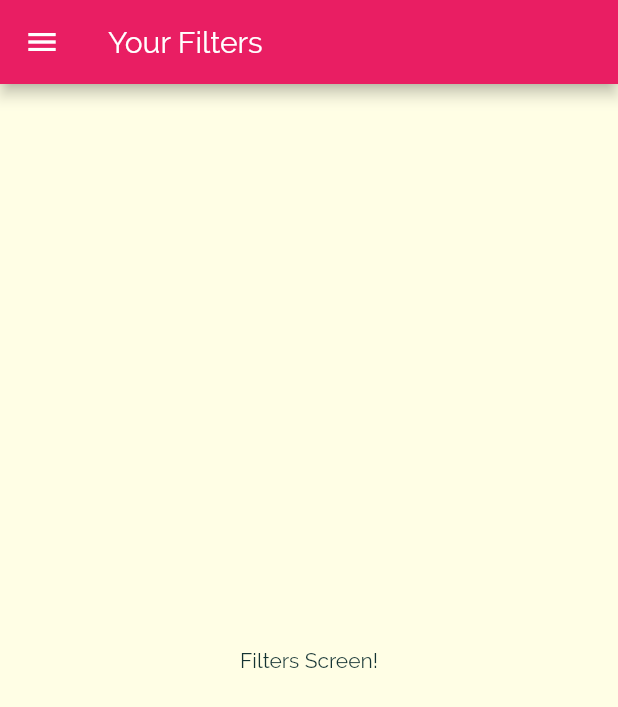
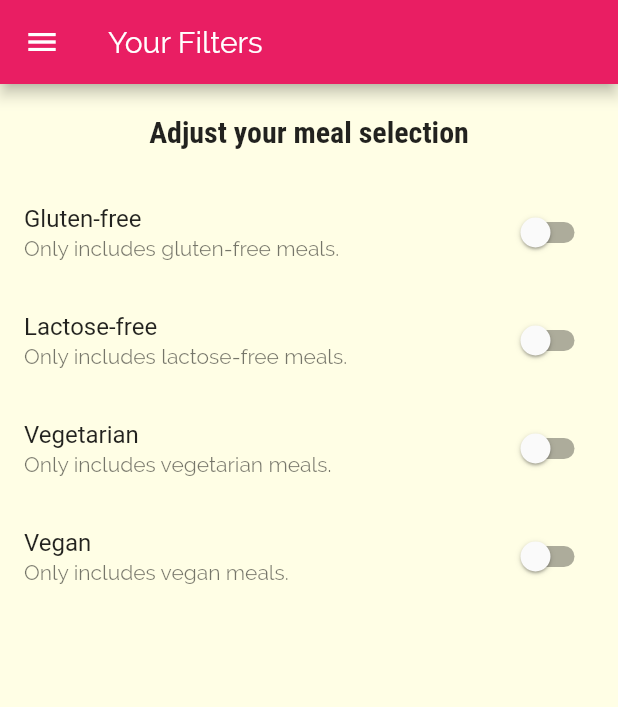
Before and after one commit to DanielLCintra/flutter_meals_app, a Flutter app: the FiltersScreen screen opened by its route, on a phone screen of 412 x 824 dp. Shown: the top 707 px of the screen. Run offline on Flutter 3.47's test engine with Material 2 defaults, Android fonts, the phone set to English and light mode, and no system bars.

Commit message:
Tela de filtros

```diff
--- a/lib/screens/filtersScreen.dart
+++ b/lib/screens/filtersScreen.dart
@@ -1,8 +1,34 @@
 import 'package:flutter/material.dart';
 import '../widgets/mainDrawer.dart';
 
-class FiltersScreen extends StatelessWidget {
+class FiltersScreen extends StatefulWidget {
   static const routeName = 'filters';
+
+  @override
+  _FiltersScreenState createState() => _FiltersScreenState();
+}
+
+class _FiltersScreenState extends State<FiltersScreen> {
+  bool _glutenFree = false;
+  bool _vegetarian = false;
+  bool _vegan = false;
+  bool _lactoseFree = false;
+
+  Widget _buildSwitchListTile(
+    String title,
+    String subtitle,
+    bool currentValue,
+    Function updateValue,
+  ) {
+    return SwitchListTile(
+      title: Text(title),
+      value: currentValue,
+      subtitle: Text(
+        subtitle,
+      ),
+      onChanged: updateValue,
+    );
+  }
 
   @override
   Widget build(BuildContext context) {
@@ -11,8 +37,70 @@ class FiltersScreen extends StatelessWidget {
         title: Text('Your Filters'),
       ),
       drawer: MainDrawer(),
-      body: Center(
-        child: Text('Filters Screen!'),
+      body: Column(
+        children: <Widget>[
+          Container(
+            padding: EdgeInsets.all(20),
+            child: Text(
+              'Adjust your meal selection',
+              style: Theme.of(context).textTheme.title,
+            ),
+          ),
+          Expanded(
+            child: ListView(
+              children: <Widget>[
+                _buildSwitchListTile(
+                  'Gluten-free',
+                  'Only includes gluten-free meals.',
+                  _glutenFree,
+                  (newValue) {
+                    setState(
+                      () {
+                        _glutenFree = newValue;
+                      },
+                    );
+                  },
+                ),
+                _buildSwitchListTile(
+                  'Lactose-free',
+                  'Only includes lactose-free meals.',
+                  _lactoseFree,
+                  (newValue) {
+                    setState(
+                      () {
+                        _lactoseFree = newValue;
+                      },
+                    );
+                  },
+                ),
+                _buildSwitchListTile(
+                  'Vegetarian',
+                  'Only includes vegetarian meals.',
+                  _vegetarian,
+                  (newValue) {
+                    setState(
+                      () {
+                        _vegetarian = newValue;
+                      },
+                    );
+                  },
+                ),
+                _buildSwitchListTile(
+                  'Vegan',
+                  'Only includes vegan meals.',
+                  _vegan,
+                  (newValue) {
+                    setState(
+                      () {
+                        _vegan = newValue;
+                      },
+                    );
+                  },
+                ),
+              ],
+            ),
+          )
+        ],
       ),
     );
   }
```
